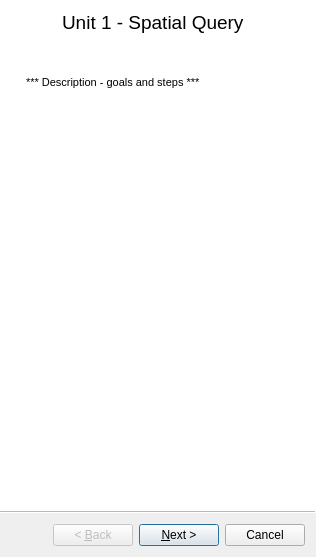
This is unit_1_wizard.ui in Charlotteg/QGISforSchools as Qt 5 draws it before an edit. The edited form follows.
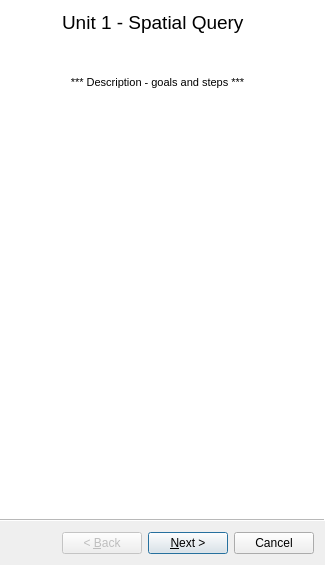
This is the edited form.

Commit message: Unit 1, spatial query page 1, first comboBox loading correct layers when page loads

What changed in the file:
```diff
--- a/unit_1_wizard.ui
+++ b/unit_1_wizard.ui
@@ -6,8 +6,8 @@
    <rect>
     <x>0</x>
     <y>0</y>
-    <width>316</width>
-    <height>557</height>
+    <width>325</width>
+    <height>565</height>
    </rect>
   </property>
   <property name="windowTitle">
@@ -22,6 +22,9 @@
   <property name="wizardStyle">
    <enum>QWizard::AeroStyle</enum>
   </property>
+  <property name="options">
+   <set>QWizard::HelpButtonOnRight</set>
+  </property>
   <widget class="QWizardPage" name="wizardPage1">
    <widget class="QLabel" name="label">
     <property name="geometry">
@@ -58,7 +61,7 @@
 &lt;html&gt;&lt;head&gt;&lt;meta name=&quot;qrichtext&quot; content=&quot;1&quot; /&gt;&lt;style type=&quot;text/css&quot;&gt;
 p, li { white-space: pre-wrap; }
 &lt;/style&gt;&lt;/head&gt;&lt;body style=&quot; font-family:'MS Shell Dlg 2'; font-size:8.25pt; font-weight:400; font-style:normal;&quot;&gt;
-&lt;p style=&quot; margin-top:0px; margin-bottom:0px; margin-left:0px; margin-right:0px; -qt-block-indent:0; text-indent:0px;&quot;&gt;&lt;span style=&quot; font-size:8pt;&quot;&gt;*** Description - goals and steps ***&lt;/span&gt;&lt;/p&gt;&lt;/body&gt;&lt;/html&gt;</string>
+&lt;p align=&quot;center&quot; style=&quot; margin-top:0px; margin-bottom:0px; margin-left:0px; margin-right:0px; -qt-block-indent:0; text-indent:0px;&quot;&gt;&lt;span style=&quot; font-size:8pt;&quot;&gt;*** Description - goals and steps ***&lt;/span&gt;&lt;/p&gt;&lt;/body&gt;&lt;/html&gt;</string>
     </property>
    </widget>
   </widget>
```
Left out of the diff: 139 changed lines with no effect on the pictures. The commit also changes 6 other files.
